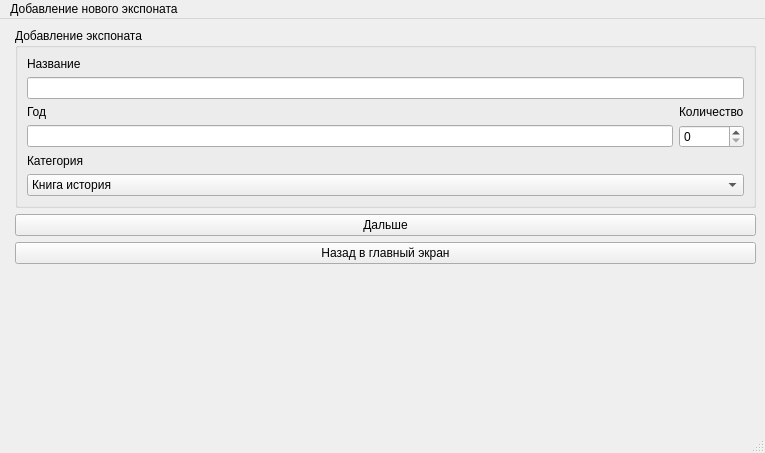
The window that addnewitem.ui (Mher55555/muzeynoedelo2) describes before a commit, drawn with Qt 5.
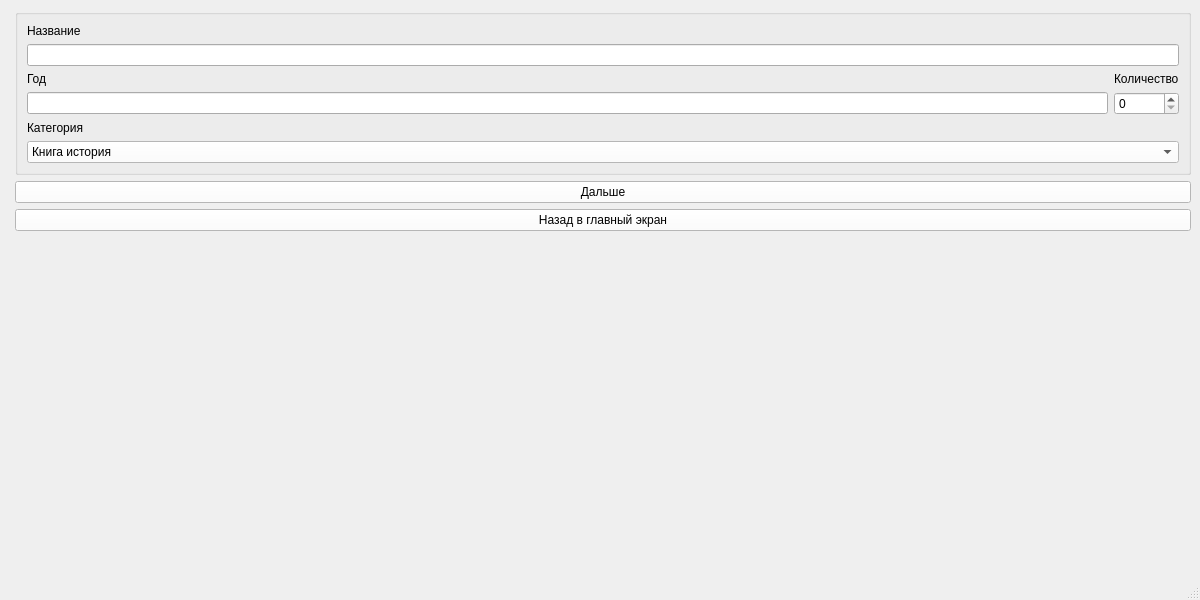
The same window after the commit.

```diff
--- a/addnewitem.ui
+++ b/addnewitem.ui
@@ -6,10 +6,22 @@
    <rect>
     <x>0</x>
     <y>0</y>
-    <width>765</width>
-    <height>453</height>
+    <width>1200</width>
+    <height>600</height>
    </rect>
   </property>
+  <property name="minimumSize">
+   <size>
+    <width>1200</width>
+    <height>600</height>
+   </size>
+  </property>
+  <property name="maximumSize">
+   <size>
+    <width>1200</width>
+    <height>600</height>
+   </size>
+  </property>
   <property name="windowTitle">
    <string>MainWindow</string>
   </property>
@@ -18,17 +30,14 @@
     <item row="0" column="1">
      <widget class="QGroupBox" name="groupBox">
       <property name="title">
-       <string>Добавление экспоната</string>
+       <string/>
       </property>
       <layout class="QGridLayout" name="gridLayout">
-       <item row="3" column="0">
-        <widget class="QLineEdit" name="lineEdit_2"/>
-       </item>
-       <item row="3" column="1">
-        <widget class="QSpinBox" name="spinBox"/>
-       </item>
        <item row="5" column="0" colspan="2">
         <widget class="QComboBox" name="comboBox">
+         <property name="styleSheet">
+          <string notr="true">background-color: rgb(255, 255, 255);</string>
+         </property>
          <item>
           <property name="text">
            <string>Книга история</string>
@@ -51,12 +60,8 @@
          </item>
         </widget>
        </item>
-       <item row="2" column="1">
-        <widget class="QLabel" name="label_3">
-         <property name="text">
-          <string>Количество</string>
-         </property>
-        </widget>
+       <item row="3" column="1">
+        <widget class="QSpinBox" name="count"/>
        </item>
        <item row="4" column="0">
         <widget class="QLabel" name="label_4">
@@ -66,7 +71,17 @@
         </widget>
        </item>
        <item row="1" column="0" colspan="2">
-        <widget class="QLineEdit" name="lineEdit"/>
+        <widget class="QLineEdit" name="name"/>
+       </item>
+       <item row="3" column="0">
+        <widget class="QLineEdit" name="date"/>
+       </item>
+       <item row="2" column="1">
+        <widget class="QLabel" name="label_3">
+         <property name="text">
+          <string>Количество</string>
+         </property>
+        </widget>
        </item>
        <item row="0" column="0">
         <widget class="QLabel" name="label">
@@ -86,14 +101,23 @@
      </widget>
     </item>
     <item row="1" column="1">
-     <widget class="QPushButton" name="pushButton">
+     <widget class="QPushButton" name="nextadditem2">
+      <property name="styleSheet">
+       <string notr="true">background-color: rgb(255, 255, 255);</string>
+      </property>
       <property name="text">
        <string>Дальше</string>
       </property>
      </widget>
     </item>
     <item row="2" column="1">
-     <widget class="QPushButton" name="pushButton_2">
+     <widget class="QPushButton" name="backtomain">
+      <property name="accessibleName">
+       <string>backtomain</string>
+      </property>
+      <property name="styleSheet">
+       <string notr="true">background-color: rgb(255, 255, 255);</string>
+      </property>
       <property name="text">
        <string>Назад в главный экран</string>
       </property>
@@ -106,16 +130,10 @@
     <rect>
      <x>0</x>
      <y>0</y>
-     <width>765</width>
+     <width>1200</width>
      <height>21</height>
     </rect>
    </property>
-   <widget class="QMenu" name="menu">
-    <property name="title">
-     <string>Добавление нового экспоната</string>
-    </property>
-   </widget>
-   <addaction name="menu"/>
   </widget>
   <widget class="QStatusBar" name="statusbar"/>
  </widget>
```
Left out of the diff: 19 changed lines with no effect on the pictures.
